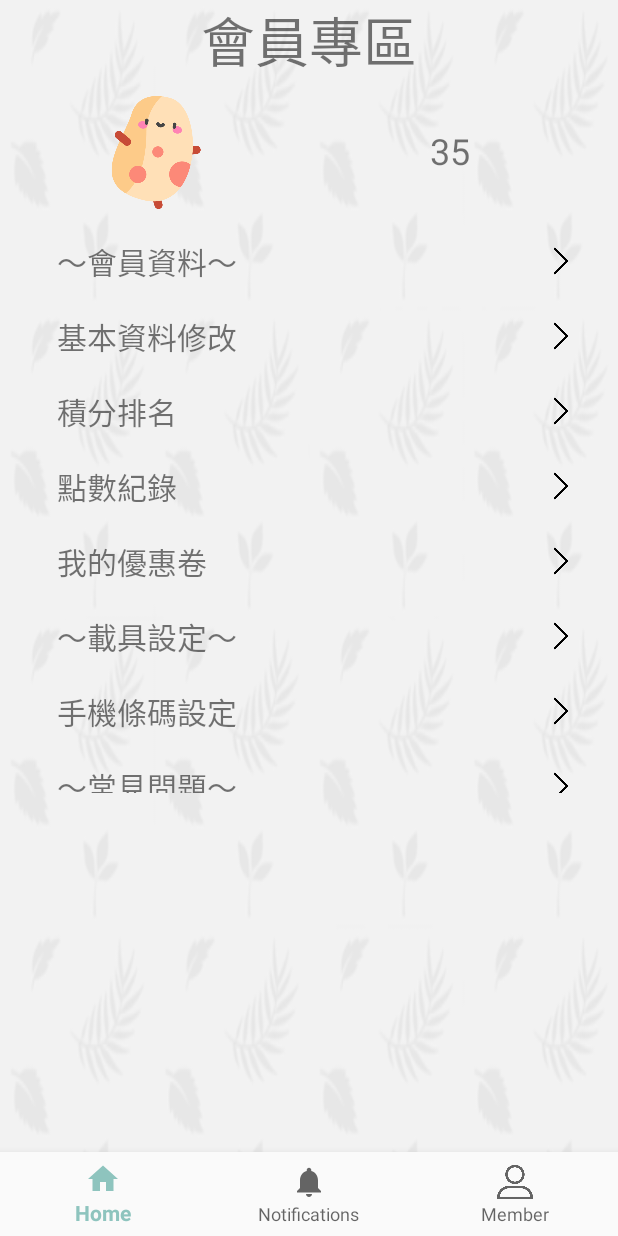
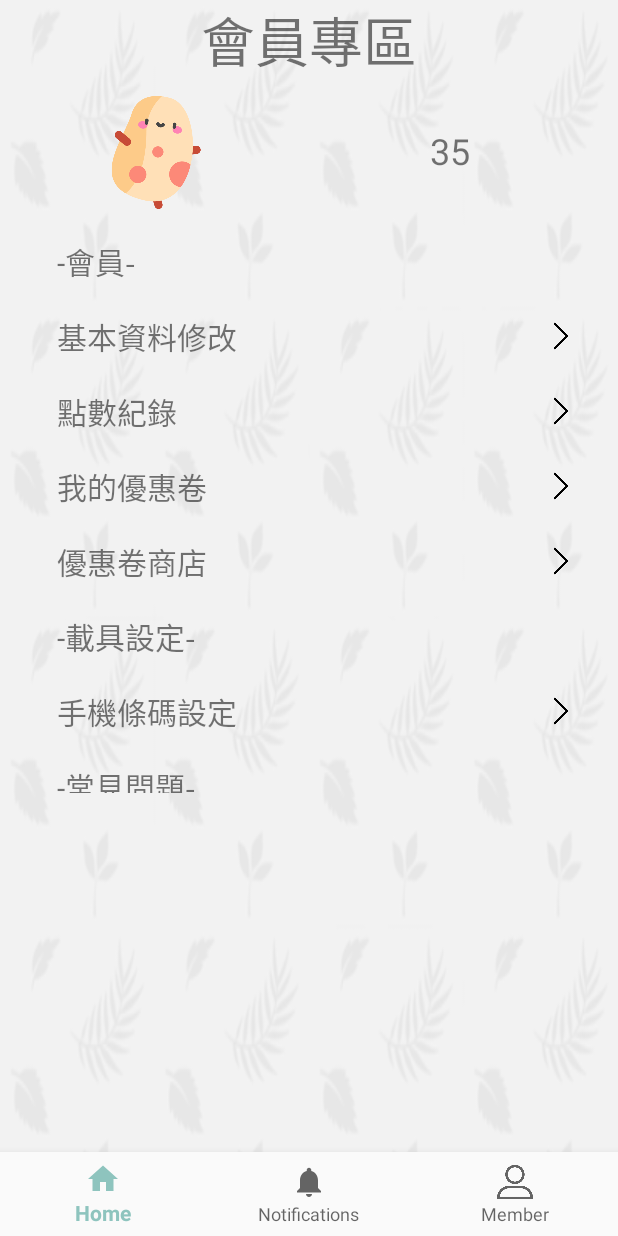
Before and after one commit to jj97181818/CarbonPoint, an Android app: the MemberActivity screen opened directly, with no data from a screen before it, on a phone screen of 412 x 824 dp. Run offline under Robolectric (Android 15) with nearby library versions, the phone set to English and light mode, and no system bars.

Commit message:
Change some of the right triangle icons to trasparent

```diff
--- a/app/src/main/java/me/jj97181818/carbonpoint/MemberActivity.java
+++ b/app/src/main/java/me/jj97181818/carbonpoint/MemberActivity.java
@@ -56,17 +56,16 @@ public class MemberActivity extends AppCompatActivity {
         //list
         ArrayList<Pair<Integer, String>> myDataset = new ArrayList<>();
 
-        myDataset.add(new Pair<>(R.drawable.rightarrow, "～會員資料～"));
+        myDataset.add(new Pair<>(R.drawable.transparent, "-會員-"));
         myDataset.add(new Pair<>(R.drawable.rightarrow, "基本資料修改"));
-        myDataset.add(new Pair<>(R.drawable.rightarrow, "積分排名"));
         myDataset.add(new Pair<>(R.drawable.rightarrow, "點數紀錄"));
         myDataset.add(new Pair<>(R.drawable.rightarrow, "我的優惠卷"));
-        myDataset.add(new Pair<>(R.drawable.rightarrow, "～載具設定～"));
+        myDataset.add(new Pair<>(R.drawable.rightarrow, "優惠卷商店"));
+        myDataset.add(new Pair<>(R.drawable.transparent, "-載具設定-"));
         myDataset.add(new Pair<>(R.drawable.rightarrow, "手機條碼設定"));
-        myDataset.add(new Pair<>(R.drawable.rightarrow, "～常見問題～"));
+        myDataset.add(new Pair<>(R.drawable.transparent, "-常見問題-"));
         myDataset.add(new Pair<>(R.drawable.rightarrow, "店家"));
-        myDataset.add(new Pair<>(R.drawable.rightarrow, "～聯絡我們～"));
-        myDataset.add(new Pair<>(R.drawable.rightarrow, "官網"));
+        myDataset.add(new Pair<>(R.drawable.transparent, "-聯絡我們-"));
         myDataset.add(new Pair<>(R.drawable.rightarrow, "留言板"));
 
         myAdapter = new MemberActivity.MyAdapter(myDataset);
@@ -119,15 +118,15 @@ public class MemberActivity extends AppCompatActivity {
                             startActivity(it);
                             break;
                         case 2:
-                            it = new Intent(MemberActivity.this, MainActivity.class);
+                            it = new Intent(MemberActivity.this, PointActivity.class);
                             startActivity(it);
                             break;
                         case 3:
-                            it = new Intent(MemberActivity.this, PointActivity.class);
+                            it = new Intent(MemberActivity.this, MyGiftActivity.class);
                             startActivity(it);
                             break;
                         case 4:
-                            it = new Intent(MemberActivity.this, MyGiftActivity.class);
+                            it = new Intent(MemberActivity.this, GiftActivity.class);
                             startActivity(it);
                             break;
                         case 5:
@@ -145,10 +144,6 @@ public class MemberActivity extends AppCompatActivity {
                         case 9:
                             break;
                         case 10:
-                            it = new Intent(MemberActivity.this, MainActivity.class);
-                            startActivity(it);
-                            break;
-                        case 11:
                             it = new Intent(MemberActivity.this, MessageBoardActivity.class);
                             startActivity(it);
                             break;
```
Also changed, not shown: app/src/main/res/drawable/transparent.png (added).
